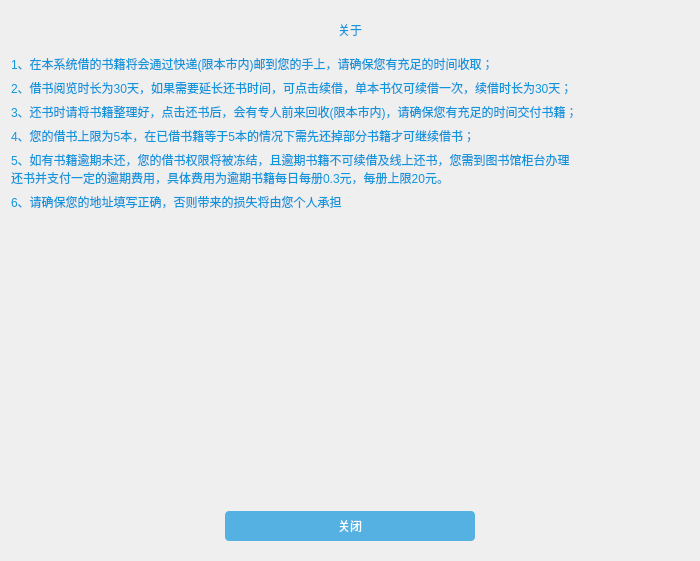
Before: the Qt Designer form LibraryManager/about.ui in xuanlog/LibraryManager, drawn with Qt 5.
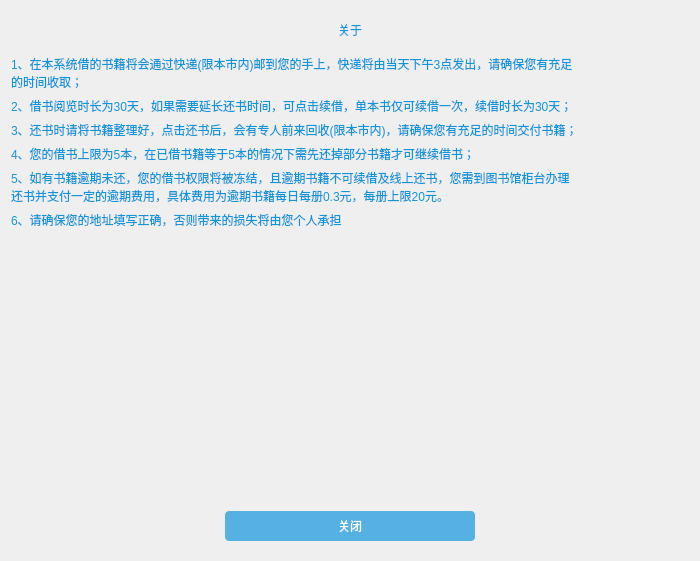
After: the same form once the commit is applied.

Patch:
```diff
--- a/LibraryManager/about.ui
+++ b/LibraryManager/about.ui
@@ -90,7 +90,8 @@
    <item>
     <widget class="QLabel" name="label_2">
      <property name="text">
-      <string>1、在本系统借的书籍将会通过快递(限本市内)邮到您的手上，请确保您有充足的时间收取；</string>
+      <string>1、在本系统借的书籍将会通过快递(限本市内)邮到您的手上，快递将由当天下午3点发出，请确保您有充足
+的时间收取；</string>
      </property>
     </widget>
    </item>
```
